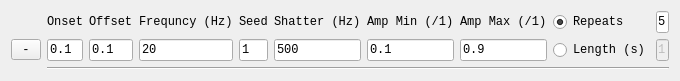
Before: the Qt Designer form UI/NoiseValveWidget.ui in tobiasackels/PulseBoy, drawn with Qt 5.
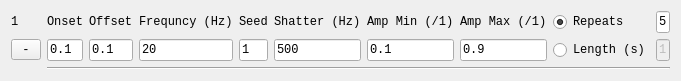
After: the same form once the commit is applied.

Commit message: valve widget numbering and start queue from selected

The edit to the form file:
```diff
--- a/UI/NoiseValveWidget.ui
+++ b/UI/NoiseValveWidget.ui
@@ -6,7 +6,7 @@
    <rect>
     <x>0</x>
     <y>0</y>
-    <width>667</width>
+    <width>681</width>
     <height>76</height>
    </rect>
   </property>
@@ -177,6 +177,13 @@
      </property>
     </widget>
    </item>
+   <item row="0" column="0">
+    <widget class="QLabel" name="position">
+     <property name="text">
+      <string>1</string>
+     </property>
+    </widget>
+   </item>
   </layout>
  </widget>
  <resources/>
```
The commit also changes 12 other files.
